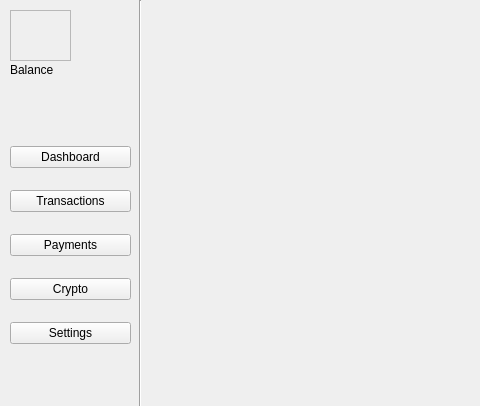
IVAndreev21/YRT, file forms/mainwindow.ui: the form before one commit; both pictures show x 0 to 480 and y 0 to 406 of the 1280 by 720 pixel window.
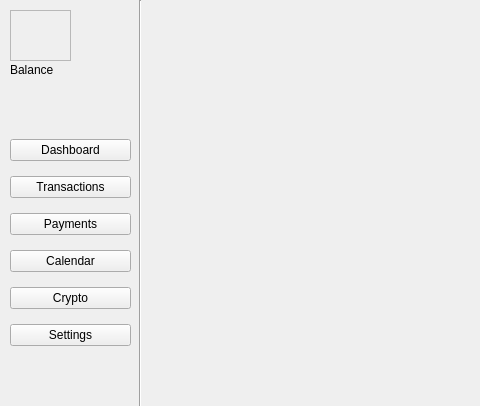
The form after the commit. Icons and pictures are not drawn.

Commit message: calendar page intzialization

Patch:
```diff
--- a/forms/mainwindow.ui
+++ b/forms/mainwindow.ui
@@ -44,6 +44,13 @@
       </property>
      </widget>
     </item>
+    <item>
+     <widget class="QPushButton" name="calendar_PB">
+      <property name="text">
+       <string>Calendar</string>
+      </property>
+     </widget>
+    </item>
     <item>
      <widget class="QPushButton" name="crypto_PB">
       <property name="text">
```
The commit also changes 6 other files.
